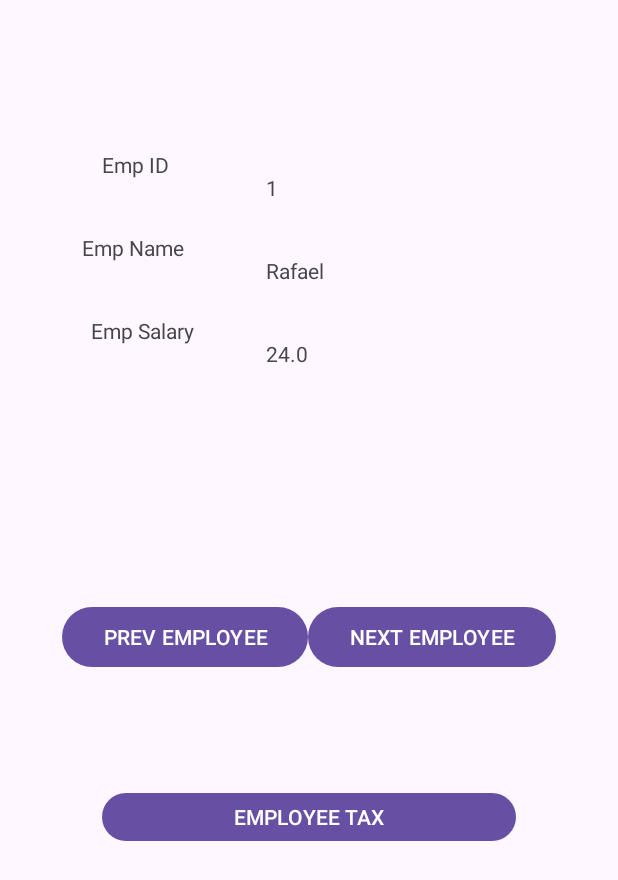
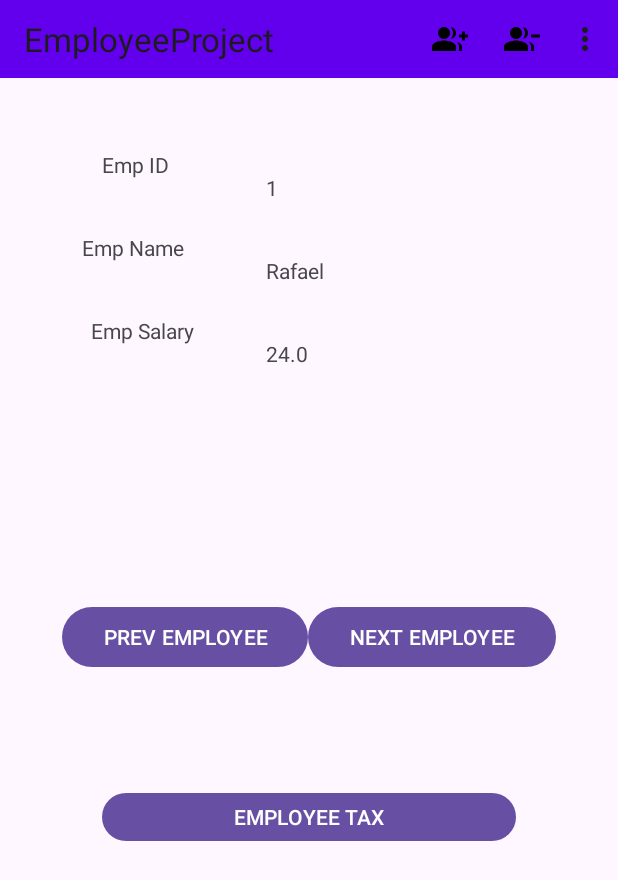
Before and after one commit to RafaelMeloR/Final-Midterm-Mobile, an Android app: the screen it shows after launch (MainActivity), on a phone screen of 412 x 824 dp. Shown: the top 880 px of the screen. Run offline under Robolectric (Android 15) with nearby library versions, the phone set to English and light mode, and no system bars; our stand-ins replace Firebase (no records; nobody signed in at launch, a user with empty details on screens opened directly).

Commit message:
Final examen

```diff
--- a/app/build.gradle.kts
+++ b/app/build.gradle.kts
@@ -1,5 +1,6 @@
 plugins {
     id("com.android.application")
+    id("com.google.gms.google-services")
 }
 
 android {
@@ -36,6 +37,8 @@ dependencies {
     implementation("androidx.appcompat:appcompat:1.6.1")
     implementation("com.google.android.material:material:1.11.0")
     implementation("androidx.constraintlayout:constraintlayout:2.1.4")
+    implementation("com.google.firebase:firebase-database:20.3.1")
+    implementation("com.google.firebase:firebase-auth:22.3.1")
     testImplementation("junit:junit:4.13.2")
     androidTestImplementation("androidx.test.ext:junit:1.1.5")
     androidTestImplementation("androidx.test.espresso:espresso-core:3.5.1")
--- a/app/src/main/java/com/example/employeeproject/MainActivity.java
+++ b/app/src/main/java/com/example/employeeproject/MainActivity.java
@@ -1,102 +1,85 @@
 package com.example.employeeproject;
 
 import androidx.appcompat.app.AppCompatActivity;
+import androidx.appcompat.widget.Toolbar;
+import androidx.fragment.app.Fragment;
+import androidx.fragment.app.FragmentManager;
 
+import android.content.Intent;
+import android.net.Uri;
 import android.os.Bundle;
 import android.util.Log;
+import android.view.Menu;
+import android.view.MenuItem;
 import android.view.View;
 import android.widget.Button;
 import android.widget.TextView;
+import android.widget.Toast;
+
+import com.google.firebase.auth.FirebaseAuth;
+import com.google.firebase.auth.FirebaseUser;
+import com.google.firebase.database.DatabaseReference;
+import com.google.firebase.database.FirebaseDatabase;
 
 import java.util.ArrayList;
+import java.util.HashMap;
 
 public class MainActivity extends AppCompatActivity {
-
-    private TextView emplIdText_View;
-    private TextView emplNameText_View;
-    private TextView emplSalaryText_View;
-    private TextView Taxt_View;
-    private Button NextButton;
-    private Button PrevButton;
-    private Button CalculateTax;
-    private int currentIndex=0;
-    public static String TAG="Employee Project";
-    public static String KEY_INDEX = "index";
-
-    public static ArrayList<Employee> all_employee = new ArrayList<>();
-    Employee employee1 = new Employee(1,"Rafael",24);
-    Employee employee2 = new Employee(2,"Eduardo",14);
-    Employee employee3 = new Employee(3,"James",10);
 
     @Override
     protected void onCreate(Bundle savedInstanceState) {
         super.onCreate(savedInstanceState);
         setContentView(R.layout.activity_main);
 
-        all_employee.add(employee1);
-        all_employee.add(employee2);
-        all_employee.add(employee3);
+        Toolbar toolbar = findViewById(R.id.toolbar);
+        setSupportActionBar(toolbar);
 
-        if(savedInstanceState!=null)
+        //Use FragmentManager to add mainFragment to fragment to container
+
+        FragmentManager fn = getSupportFragmentManager();
+        Fragment fragment = fn.findFragmentById(R.id.fragment_container);
+        if(fragment==null)
         {
-            currentIndex=savedInstanceState.getInt(KEY_INDEX);
+            fragment = new MainFragment();
+            fn.beginTransaction()
+                    .add(R.id.fragment_container,fragment)
+                    .commit();
         }
 
-        //Get view of empl_id
-        emplIdText_View = (TextView) findViewById(R.id.emp_id_text_view);
-        emplIdText_View.setText(Integer.toString(all_employee.get(currentIndex).getEmp_id()));
-
-        //Get view of empl_name
-        emplNameText_View = (TextView) findViewById(R.id.emp_name_text_view);
-        emplNameText_View.setText(all_employee.get(currentIndex).getEmp_name());
-
-        //Get view of empl_salary
-        emplSalaryText_View = (TextView) findViewById(R.id.emp_salary_text_view);
-        emplSalaryText_View.setText(Double.toString(all_employee.get(currentIndex).getEmp_salary()));
-
-        //Get view of tax
-        Taxt_View= (TextView) findViewById(R.id.tax_text_view);
-
-        //Get view Next Button
-        NextButton = (Button) findViewById(R.id.nextEmployeeButton);
-        NextButton.setOnClickListener(new View.OnClickListener() {
-            @Override
-            public void onClick(View v) {
-                currentIndex= (currentIndex+1)%all_employee.size();
-                emplIdText_View.setText(Integer.toString(all_employee.get(currentIndex).getEmp_id()));
-                emplNameText_View.setText(all_employee.get(currentIndex).getEmp_name());
-                emplSalaryText_View.setText(Double.toString(all_employee.get(currentIndex).getEmp_salary()));
-            }
-        });
-
-        //Get the view of prev button
-        PrevButton=(Button) findViewById(R.id.prevEmployeeButton);
-        PrevButton.setOnClickListener(new View.OnClickListener() {
-        @Override
-        public void onClick(View v) {
-            currentIndex = (currentIndex - 1 + all_employee.size()) % all_employee.size();
-            emplIdText_View.setText(Integer.toString(all_employee.get(currentIndex).getEmp_id()));
-            emplNameText_View.setText(all_employee.get(currentIndex).getEmp_name());
-            emplSalaryText_View.setText(Double.toString(all_employee.get(currentIndex).getEmp_salary()));
-        }
-        });
-
-        //Get the view of calculate button
-        CalculateTax=(Button) findViewById(R.id.employeeTaxButton);
-        CalculateTax.setOnClickListener(new View.OnClickListener() {
-            @Override
-            public void onClick(View v) {
-
-                Taxt_View.setText("Total tax: "+Double.toString(all_employee.get(currentIndex).calculateTotalTax()));
-            }
-        });
     }
 
     @Override
-    public void onSaveInstanceState(Bundle savedInstanceState)
-    {
-        super.onSaveInstanceState(savedInstanceState);
-        Log.d(TAG, "onSaveInstanceState: called");
-        savedInstanceState.putInt(KEY_INDEX,currentIndex);
+    public boolean onCreateOptionsMenu(Menu menu) {
+        getMenuInflater().inflate(R.menu.menu_employee, menu);
+        return true;
+    }
+
+    @Override
+    public boolean onOptionsItemSelected(MenuItem item) {
+        int id =item.getItemId();
+        Intent intent;
+
+        if(id == R.id.Emloyeeoptionitem1)
+        {
+
+            String location ="";
+            int index = MainFragment.getCurrentIndex();
+            Employee temp = MainFragment.all_employee.get(index);
+            FirebaseUser user = FirebaseAuth.getInstance().getCurrentUser();
+            DatabaseReference databaseRef = FirebaseDatabase.getInstance().getReference();
+            HashMap hm= new HashMap<>();
+            hm.put(""+temp.getEmp_id(),temp);
+            databaseRef.child("Employee").updateChildren(hm);
+            Toast.makeText(MainActivity.this, "Added to firebase", Toast.LENGTH_SHORT).show();
+        } else if (id==R.id.Emloyeeoptionitem2) {
+
+            int index = MainFragment.getCurrentIndex();
+            Employee temp = MainFragment.all_employee.get(index);
+            DatabaseReference databaseRef = FirebaseDatabase.getInstance().getReference().child("Employee");
+            databaseRef.child(String.valueOf(temp.getEmp_id())).removeValue();
+            Toast.makeText(MainActivity.this, "Removed from firebase", Toast.LENGTH_SHORT).show();
+        }
+
+        return super.onOptionsItemSelected(item);
     }
 }
--- /dev/null
+++ b/app/src/main/java/com/example/employeeproject/MainFragment.java
@@ -0,0 +1,126 @@
+package com.example.employeeproject;
+
+import android.os.Bundle;
+
+import androidx.fragment.app.Fragment;
+
+import android.util.Log;
+import android.view.LayoutInflater;
+import android.view.View;
+import android.view.ViewGroup;
+import android.widget.Button;
+import android.widget.TextView;
+
+import java.util.ArrayList;
+
+
+public class MainFragment extends Fragment {
+
+    private TextView emplIdText_View;
+    private TextView emplNameText_View;
+    private TextView emplSalaryText_View;
+    private TextView Taxt_View;
+    private Button NextButton;
+    private Button PrevButton;
+    private Button CalculateTax;
+
+    public static int getCurrentIndex() {
+        return currentIndex;
+    }
+
+    private static int currentIndex=0;
+    public static String TAG="Employee Project";
+    public static String KEY_INDEX = "index";
+    public static ArrayList<Employee> all_employee = new ArrayList<>();
+    Employee employee1 = new Employee(1,"Rafael",24);
+    Employee employee2 = new Employee(2,"Eduardo",14);
+    Employee employee3 = new Employee(3,"James",10);
+
+
+    public MainFragment() {
+        // Required empty public constructor
+    }
+
+
+
+    @Override
+    public void onCreate(Bundle savedInstanceState) {
+        super.onCreate(savedInstanceState);
+
+        all_employee.add(employee1);
+        all_employee.add(employee2);
+        all_employee.add(employee3);
+
+        if(savedInstanceState!=null)
+        {
+            currentIndex=savedInstanceState.getInt(KEY_INDEX);
+        }
+
+    }
+
+    @Override
+    public View onCreateView(LayoutInflater inflater, ViewGroup container,
+                             Bundle savedInstanceState) {
+        // Inflate the layout for this fragment
+        View v = inflater.inflate(R.layout.fragment_main, container, false);
+
+        //Get view of empl_id
+        emplIdText_View = (TextView) v.findViewById(R.id.emp_id_text_view);
+        emplIdText_View.setText(Integer.toString(all_employee.get(currentIndex).getEmp_id()));
+
+        //Get view of empl_name
+        emplNameText_View = (TextView) v.findViewById(R.id.emp_name_text_view);
+        emplNameText_View.setText(all_employee.get(currentIndex).getEmp_name());
+
+        //Get view of empl_salary
+        emplSalaryText_View = (TextView) v.findViewById(R.id.emp_salary_text_view);
+        emplSalaryText_View.setText(Double.toString(all_employee.get(currentIndex).getEmp_salary()));
+
+        //Get view of tax
+        Taxt_View= (TextView) v.findViewById(R.id.tax_text_view);
+
+        //Get view Next Button
+        NextButton = (Button) v.findViewById(R.id.nextEmployeeButton);
+        NextButton.setOnClickListener(new View.OnClickListener() {
+            @Override
+            public void onClick(View v) {
+                currentIndex= (currentIndex+1)%all_employee.size();
+                emplIdText_View.setText(Integer.toString(all_employee.get(currentIndex).getEmp_id()));
+                emplNameText_View.setText(all_employee.get(currentIndex).getEmp_name());
+                emplSalaryText_View.setText(Double.toString(all_employee.get(currentIndex).getEmp_salary()));
+            }
+        });
+
+        //Get the view of prev button
+        PrevButton=(Button) v.findViewById(R.id.prevEmployeeButton);
+        PrevButton.setOnClickListener(new View.OnClickListener() {
+            @Override
+            public void onClick(View v) {
+                currentIndex = (currentIndex - 1 + all_employee.size()) % all_employee.size();
+                emplIdText_View.setText(Integer.toString(all_employee.get(currentIndex).getEmp_id()));
+                emplNameText_View.setText(all_employee.get(currentIndex).getEmp_name());
+                emplSalaryText_View.setText(Double.toString(all_employee.get(currentIndex).getEmp_salary()));
+            }
+        });
+
+        //Get the view of calculate button
+        CalculateTax=(Button) v.findViewById(R.id.employeeTaxButton);
+        CalculateTax.setOnClickListener(new View.OnClickListener() {
+            @Override
+            public void onClick(View v) {
+
+                Taxt_View.setText("Total tax: "+Double.toString(all_employee.get(currentIndex).calculateTotalTax()));
+            }
+        });
+
+        return v;
+    }
+
+    @Override
+    public void onSaveInstanceState(Bundle savedInstanceState)
+    {
+        super.onSaveInstanceState(savedInstanceState);
+        Log.d(TAG, "onSaveInstanceState: called");
+        savedInstanceState.putInt(KEY_INDEX,currentIndex);
+    }
+}
--- /dev/null
+++ b/app/src/main/res/drawable/add_icon.xml
@@ -0,0 +1,9 @@
+<vector android:height="24dp" android:tint="#000000"
+    android:viewportHeight="24" android:viewportWidth="24"
+    android:width="24dp" xmlns:android="http://schemas.android.com/apk/res/android">
+    <path android:fillColor="@android:color/white" android:pathData="M22,9l0,-2l-2,0l0,2l-2,0l0,2l2,0l0,2l2,0l0,-2l2,0l0,-2z"/>
+    <path android:fillColor="@android:color/white" android:pathData="M8,12c2.21,0 4,-1.79 4,-4s-1.79,-4 -4,-4S4,5.79 4,8S5.79,12 8,12z"/>
+    <path android:fillColor="@android:color/white" android:pathData="M8,13c-2.67,0 -8,1.34 -8,4v3h16v-3C16,14.34 10.67,13 8,13z"/>
+    <path android:fillColor="@android:color/white" android:pathData="M12.51,4.05C13.43,5.11 14,6.49 14,8s-0.57,2.89 -1.49,3.95C14.47,11.7 16,10.04 16,8S14.47,4.3 12.51,4.05z"/>
+    <path android:fillColor="@android:color/white" android:pathData="M16.53,13.83C17.42,14.66 18,15.7 18,17v3h2v-3C20,15.55 18.41,14.49 16.53,13.83z"/>
+</vector>
--- /dev/null
+++ b/app/src/main/res/drawable/remove_icon.xml
@@ -0,0 +1,5 @@
+<vector android:height="24dp" android:tint="#000000"
+    android:viewportHeight="24" android:viewportWidth="24"
+    android:width="24dp" xmlns:android="http://schemas.android.com/apk/res/android">
+    <path android:fillColor="@android:color/white" android:pathData="M24,9v2h-6V9H24zM8,4C5.79,4 4,5.79 4,8s1.79,4 4,4s4,-1.79 4,-4S10.21,4 8,4zM8,13c-2.67,0 -8,1.34 -8,4v3h16v-3C16,14.34 10.67,13 8,13zM12.51,4.05C13.43,5.11 14,6.49 14,8s-0.57,2.89 -1.49,3.95C14.47,11.7 16,10.04 16,8S14.47,4.3 12.51,4.05zM16.53,13.83C17.42,14.66 18,15.7 18,17v3h2v-3C20,15.55 18.41,14.49 16.53,13.83z"/>
+</vector>
--- a/app/src/main/res/layout/activity_main.xml
+++ b/app/src/main/res/layout/activity_main.xml
@@ -4,119 +4,17 @@
     xmlns:tools="http://schemas.android.com/tools"
     android:layout_width="match_parent"
     android:layout_height="match_parent"
+    android:id="@+id/fragment_container"
     tools:context=".MainActivity">
 
-    <TextView
-        android:id="@+id/emp_id_text_view"
-        android:layout_width="wrap_content"
-        android:layout_height="wrap_content"
-        android:text=""
-        app:layout_constraintBottom_toBottomOf="parent"
-        app:layout_constraintEnd_toEndOf="parent"
-        app:layout_constraintHorizontal_bias="0.439"
+    <androidx.appcompat.widget.Toolbar
+        android:id="@+id/toolbar"
+        android:layout_width="0dp"
+        android:layout_height="52dp"
+        android:background="@color/design_default_color_primary"
+        android:minHeight="?attr/actionBarSize"
+        android:theme="?attr/actionBarTheme"
+        app:layout_constraintTop_toTopOf="parent"
         app:layout_constraintStart_toStartOf="parent"
-        app:layout_constraintTop_toTopOf="parent"
-        app:layout_constraintVertical_bias="0.143" />
-
-    <TextView
-        android:id="@+id/emp_name_text_view"
-        android:layout_width="wrap_content"
-        android:layout_height="wrap_content"
-        android:layout_marginTop="36dp"
-        android:text=""
-        app:layout_constraintEnd_toEndOf="@+id/emp_id_text_view"
-        app:layout_constraintHorizontal_bias="0.0"
-        app:layout_constraintStart_toStartOf="@+id/emp_id_text_view"
-        app:layout_constraintTop_toBottomOf="@+id/emp_id_text_view" />
-
-    <TextView
-        android:id="@+id/emp_salary_text_view"
-        android:layout_width="wrap_content"
-        android:layout_height="wrap_content"
-        android:layout_marginTop="36dp"
-        android:text=""
-        app:layout_constraintEnd_toEndOf="@+id/emp_name_text_view"
-        app:layout_constraintHorizontal_bias="0.0"
-        app:layout_constraintStart_toStartOf="@+id/emp_name_text_view"
-        app:layout_constraintTop_toBottomOf="@+id/emp_name_text_view" />
-
-    <TextView
-        android:id="@+id/tax_text_view"
-        android:layout_width="wrap_content"
-        android:layout_height="wrap_content"
-        android:layout_marginTop="36dp"
-        android:text=""
-        app:layout_constraintEnd_toEndOf="@+id/emp_salary_text_view"
-        app:layout_constraintHorizontal_bias="0.0"
-        app:layout_constraintStart_toStartOf="@+id/emp_salary_text_view"
-        app:layout_constraintTop_toBottomOf="@+id/emp_salary_text_view" />
-
-
-    <LinearLayout
-        android:id="@+id/linearLayout"
-        android:layout_width="329dp"
-        android:layout_height="64dp"
-        android:layout_marginTop="100dp"
-        android:orientation="horizontal"
-        app:layout_constraintEnd_toEndOf="parent"
-        app:layout_constraintStart_toStartOf="parent"
-        app:layout_constraintTop_toBottomOf="@+id/tax_text_view">
-
-        <Button
-            android:id="@+id/prevEmployeeButton"
-            android:layout_width="wrap_content"
-            android:layout_height="wrap_content"
-            android:layout_weight="1"
-            android:text="@string/prev_employee" />
-
-        <Button
-            android:id="@+id/nextEmployeeButton"
-            android:layout_width="wrap_content"
-            android:layout_height="wrap_content"
-            android:layout_weight="1"
-            android:text="@string/next_employee" />
-    </LinearLayout>
-
-    <Button
-        android:id="@+id/employeeTaxButton"
-        android:layout_width="276dp"
-        android:layout_height="40dp"
-        android:layout_marginTop="60dp"
-        android:text="@string/employee_tax"
-        app:layout_constraintEnd_toEndOf="@+id/linearLayout"
-        app:layout_constraintStart_toStartOf="@+id/linearLayout"
-        app:layout_constraintTop_toBottomOf="@+id/linearLayout" />
-
-    <TextView
-        android:id="@+id/textView5"
-        android:layout_width="wrap_content"
-        android:layout_height="wrap_content"
-        android:layout_marginTop="100dp"
-        android:text="@string/emp_id"
-        app:layout_constraintEnd_toStartOf="@+id/emp_id_text_view"
-        app:layout_constraintHorizontal_bias="0.515"
-        app:layout_constraintStart_toStartOf="parent"
-        app:layout_constraintTop_toTopOf="parent" />
-
-    <TextView
-        android:id="@+id/textView6"
-        android:layout_width="wrap_content"
-        android:layout_height="wrap_content"
-        android:layout_marginTop="36dp"
-        android:text="@string/emp_name"
-        app:layout_constraintEnd_toStartOf="@+id/emp_name_text_view"
-        app:layout_constraintStart_toStartOf="parent"
-        app:layout_constraintTop_toBottomOf="@+id/textView5" />
-
-    <TextView
-        android:id="@+id/textView7"
-        android:layout_width="wrap_content"
-        android:layout_height="wrap_content"
-        android:layout_marginTop="36dp"
-        android:layout_marginEnd="44dp"
-        android:text="@string/emp_salary"
-        app:layout_constraintEnd_toStartOf="@+id/emp_salary_text_view"
-        app:layout_constraintHorizontal_bias="0.943"
-        app:layout_constraintStart_toStartOf="parent"
-        app:layout_constraintTop_toBottomOf="@+id/textView6" />
+        app:layout_constraintEnd_toEndOf="parent" />
 </androidx.constraintlayout.widget.ConstraintLayout>
--- /dev/null
+++ b/app/src/main/res/layout/fragment_main.xml
@@ -0,0 +1,122 @@
+<?xml version="1.0" encoding="utf-8"?>
+<androidx.constraintlayout.widget.ConstraintLayout xmlns:android="http://schemas.android.com/apk/res/android"
+    xmlns:app="http://schemas.android.com/apk/res-auto"
+    xmlns:tools="http://schemas.android.com/tools"
+    android:layout_width="match_parent"
+    android:layout_height="match_parent"
+    tools:context=".MainActivity">
+
+    <TextView
+        android:id="@+id/emp_id_text_view"
+        android:layout_width="wrap_content"
+        android:layout_height="wrap_content"
+        android:text=""
+        app:layout_constraintBottom_toBottomOf="parent"
+        app:layout_constraintEnd_toEndOf="parent"
+        app:layout_constraintHorizontal_bias="0.439"
+        app:layout_constraintStart_toStartOf="parent"
+        app:layout_constraintTop_toTopOf="parent"
+        app:layout_constraintVertical_bias="0.143" />
+
+    <TextView
+        android:id="@+id/emp_name_text_view"
+        android:layout_width="wrap_content"
+        android:layout_height="wrap_content"
+        android:layout_marginTop="36dp"
+        android:text=""
+        app:layout_constraintEnd_toEndOf="@+id/emp_id_text_view"
+        app:layout_constraintHorizontal_bias="0.0"
+        app:layout_constraintStart_toStartOf="@+id/emp_id_text_view"
+        app:layout_constraintTop_toBottomOf="@+id/emp_id_text_view" />
+
+    <TextView
+        android:id="@+id/emp_salary_text_view"
+        android:layout_width="wrap_content"
+        android:layout_height="wrap_content"
+        android:layout_marginTop="36dp"
+        android:text=""
+        app:layout_constraintEnd_toEndOf="@+id/emp_name_text_view"
+        app:layout_constraintHorizontal_bias="0.0"
+        app:layout_constraintStart_toStartOf="@+id/emp_name_text_view"
+        app:layout_constraintTop_toBottomOf="@+id/emp_name_text_view" />
+
+    <TextView
+        android:id="@+id/tax_text_view"
+        android:layout_width="wrap_content"
+        android:layout_height="wrap_content"
+        android:layout_marginTop="36dp"
+        android:text=""
+        app:layout_constraintEnd_toEndOf="@+id/emp_salary_text_view"
+        app:layout_constraintHorizontal_bias="0.0"
+        app:layout_constraintStart_toStartOf="@+id/emp_salary_text_view"
+        app:layout_constraintTop_toBottomOf="@+id/emp_salary_text_view" />
+
+
+    <LinearLayout
+        android:id="@+id/linearLayout"
+        android:layout_width="329dp"
+        android:layout_height="64dp"
+        android:layout_marginTop="100dp"
+        android:orientation="horizontal"
+        app:layout_constraintEnd_toEndOf="parent"
+        app:layout_constraintStart_toStartOf="parent"
+        app:layout_constraintTop_toBottomOf="@+id/tax_text_view">
+
+        <Button
+            android:id="@+id/prevEmployeeButton"
+            android:layout_width="wrap_content"
+            android:layout_height="wrap_content"
+            android:layout_weight="1"
+            android:text="@string/prev_employee" />
+
+        <Button
+            android:id="@+id/nextEmployeeButton"
+            android:layout_width="wrap_content"
+            android:layout_height="wrap_content"
+            android:layout_weight="1"
+            android:text="@string/next_employee" />
+    </LinearLayout>
+
+    <Button
+        android:id="@+id/employeeTaxButton"
+        android:layout_width="276dp"
+        android:layout_height="40dp"
+        android:layout_marginTop="60dp"
+        android:text="@string/employee_tax"
+        app:layout_constraintEnd_toEndOf="@+id/linearLayout"
+        app:layout_constraintStart_toStartOf="@+id/linearLayout"
+        app:layout_constraintTop_toBottomOf="@+id/linearLayout" />
+
+    <TextView
+        android:id="@+id/textView5"
+        android:layout_width="wrap_content"
+        android:layout_height="wrap_content"
+        android:layout_marginTop="100dp"
+        android:text="@string/emp_id"
+        app:layout_constraintEnd_toStartOf="@+id/emp_id_text_view"
+        app:layout_constraintHorizontal_bias="0.515"
+        app:layout_constraintStart_toStartOf="parent"
+        app:layout_constraintTop_toTopOf="parent" />
+
+    <TextView
+        android:id="@+id/textView6"
+        android:layout_width="wrap_content"
+        android:layout_height="wrap_content"
+        android:layout_marginTop="36dp"
+        android:text="@string/emp_name"
+        app:layout_constraintEnd_toStartOf="@+id/emp_name_text_view"
+        app:layout_constraintStart_toStartOf="parent"
+        app:layout_constraintTop_toBottomOf="@+id/textView5" />
+
+    <TextView
+        android:id="@+id/textView7"
+        android:layout_width="wrap_content"
+        android:layout_height="wrap_content"
+        android:layout_marginTop="36dp"
+        android:layout_marginEnd="44dp"
+        android:text="@string/emp_salary"
+        app:layout_constraintEnd_toStartOf="@+id/emp_salary_text_view"
+        app:layout_constraintHorizontal_bias="0.943"
+        app:layout_constraintStart_toStartOf="parent"
+        app:layout_constraintTop_toBottomOf="@+id/textView6" />
+</androidx.constraintlayout.widget.ConstraintLayout>
--- /dev/null
+++ b/app/src/main/res/menu/menu_employee.xml
@@ -0,0 +1,12 @@
+<?xml version="1.0" encoding="utf-8"?>
+<menu xmlns:app="http://schemas.android.com/apk/res-auto"
+    xmlns:android="http://schemas.android.com/apk/res/android">
+
+    <item android:id="@+id/Emloyeeoptionitem1" android:title="Item1"
+        android:icon="@drawable/add_icon" app:showAsAction="ifRoom"/>
+    <item android:id="@+id/Emloyeeoptionitem2" android:title="Item2"
+        android:icon="@drawable/remove_icon" app:showAsAction="ifRoom"/>
+    <item android:id="@+id/Emloyeeoperation" android:title="Employee List" />
+    <item android:id="@+id/Emloyeeoptionitem4" android:title="Task List" />
+    <item android:id="@+id/logout" android:title="Skill List" />
+</menu>
--- a/app/src/main/res/values/strings.xml
+++ b/app/src/main/res/values/strings.xml
@@ -6,4 +6,6 @@
     <string name="emp_id">Emp ID</string>
     <string name="emp_name">Emp Name</string>
     <string name="emp_salary">Emp Salary</string>
+    <!-- TODO: Remove or change this placeholder text -->
+    <string name="hello_blank_fragment">Hello blank fragment</string>
 </resources>
```
Also changed, not shown: build.gradle.kts (added, +9 -0 lines), gradle.properties (added, +21 -0 lines), settings.gradle.kts (added, +17 -0 lines), gradle/wrapper/gradle-wrapper.properties (added), 3 other files.
